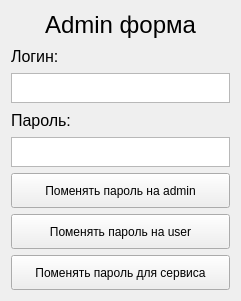
Above: admin.ui from edfefegeger/PyQt_Web_Engine_Loging before the change. Below: the same form after it.
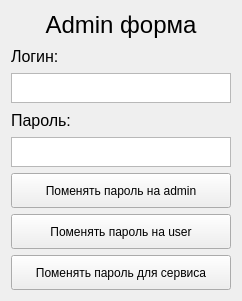
That is the form after the change.

Commit message: admin window no execute ++

What changed in the file:
```diff
--- a/admin.ui
+++ b/admin.ui
@@ -6,7 +6,7 @@
    <rect>
     <x>0</x>
     <y>0</y>
-    <width>241</width>
+    <width>242</width>
     <height>301</height>
    </rect>
   </property>
```
The commit also changes 2 other files.
